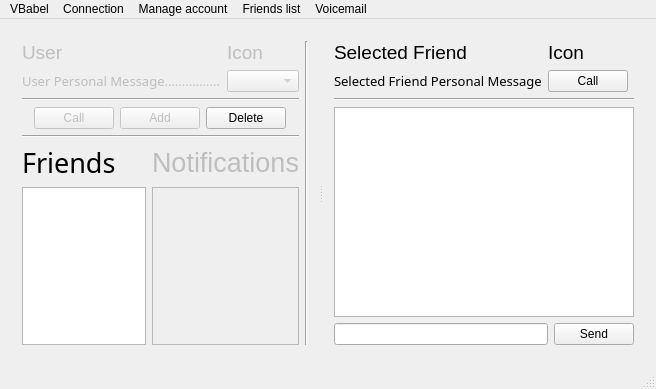
Above: Client/ClientV2/NewBabelClient/Graphic.ui from AGuismo/V-and-Co-Babel before the change. Below: the same form after it.
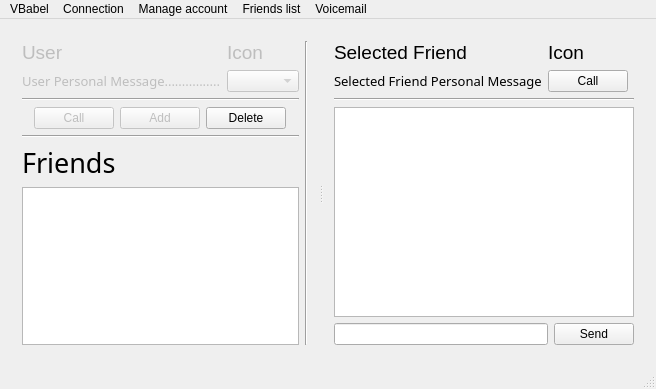
That is the form after the change.

The edit to the form file:
```diff
--- a/Client/ClientV2/NewBabelClient/Graphic.ui
+++ b/Client/ClientV2/NewBabelClient/Graphic.ui
@@ -119,35 +119,6 @@
             </property>
            </widget>
           </item>
-          <item row="0" column="2">
-           <widget class="QLabel" name="notificationListLabel">
-            <property name="enabled">
-             <bool>false</bool>
-            </property>
-            <property name="font">
-             <font>
-              <family>MS UI Gothic</family>
-              <pointsize>20</pointsize>
-             </font>
-            </property>
-            <property name="text">
-             <string>Notifications</string>
-            </property>
-           </widget>
-          </item>
-          <item row="1" column="2">
-           <widget class="QListWidget" name="notificationListWidget">
-            <property name="enabled">
-             <bool>false</bool>
-            </property>
-            <property name="maximumSize">
-             <size>
-              <width>200</width>
-              <height>16777215</height>
-             </size>
-            </property>
-           </widget>
-          </item>
           <item row="1" column="0">
            <widget class="QListWidget" name="friendListW"/>
           </item>
```
